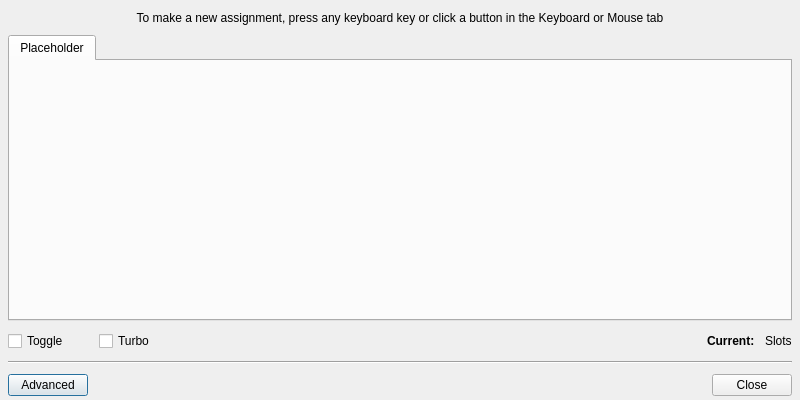
Old version of the form src/buttoneditdialog.ui in the repository AntiMicroX/antimicrox.
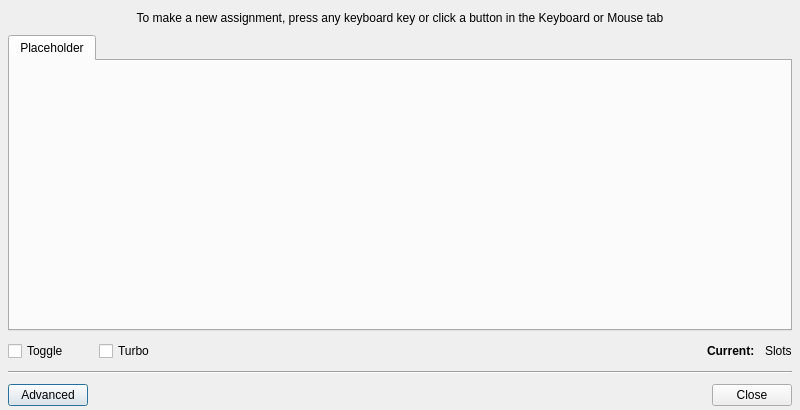
New version of the form. Icons and pictures are not drawn. Custom widgets are drawn as their Qt base class.

Diff of the .ui file:
```diff
--- a/src/buttoneditdialog.ui
+++ b/src/buttoneditdialog.ui
@@ -7,13 +7,13 @@
     <x>0</x>
     <y>0</y>
     <width>800</width>
-    <height>400</height>
+    <height>410</height>
    </rect>
   </property>
   <property name="minimumSize">
    <size>
     <width>800</width>
-    <height>400</height>
+    <height>410</height>
    </size>
   </property>
   <property name="windowTitle">
```
